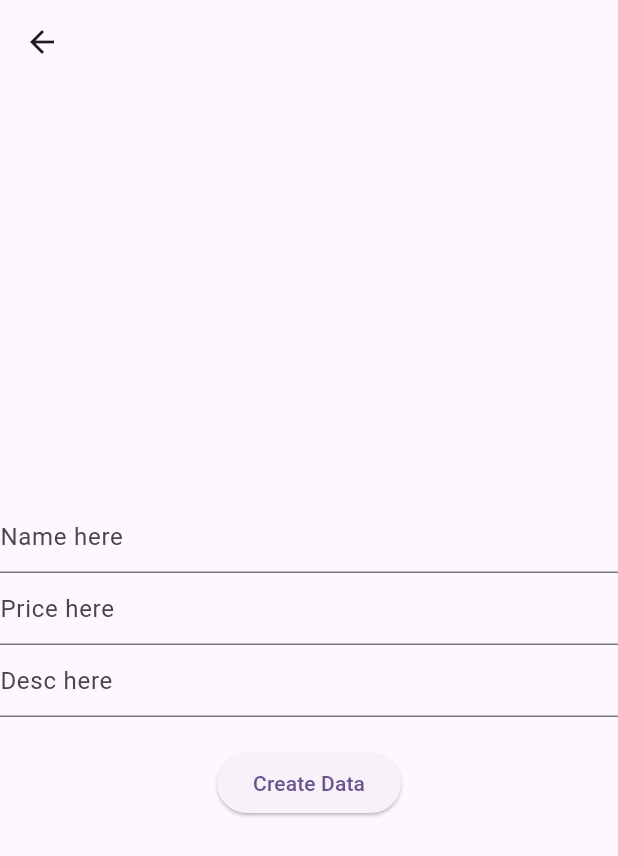
After one commit to imagochan/AppTickets, a Flutter app: the CreateData screen opened directly, on a phone screen of 412 x 824 dp. The commit adds this screen. Shown: the top 856 px of the screen. Run offline on Flutter 3.47's test engine with Material 2 defaults, Android fonts, the phone set to English and light mode, and no system bars.

Commit message:
added create form

```diff
--- /dev/null
+++ b/lib/create.dart
@@ -0,0 +1,48 @@
+import 'package:flutter/material.dart';
+
+class CreateData extends StatefulWidget {
+  const CreateData({super.key});
+
+  @override
+  State<CreateData> createState() => _CreateDataState();
+}
+
+class _CreateDataState extends State<CreateData> {
+  var nameController = TextEditingController();
+  var priceController = TextEditingController();
+  var descController = TextEditingController();
+
+  @override
+  Widget build(BuildContext context) {
+    return Scaffold(
+      appBar: AppBar(),
+      body: Center(
+        child: Column(
+          mainAxisAlignment: MainAxisAlignment.center,
+          children: [
+            TextField(
+              controller: nameController,
+              decoration: const InputDecoration(
+                hintText: "Name here",
+              ),
+            ),
+            TextField(
+              controller: priceController,
+              decoration: const InputDecoration(hintText: "Price here"),
+            ),
+            TextField(
+              controller: descController,
+              decoration: const InputDecoration(
+                hintText: "Desc here",
+              ),
+            ),
+            SizedBox(
+              height: 20,
+            ),
+            ElevatedButton(onPressed: () {}, child: Text("Create Data"))
+          ],
+        ),
+      ),
+    );
+  }
+}
--- a/lib/main.dart
+++ b/lib/main.dart
@@ -1,4 +1,5 @@
 import 'package:flutter/material.dart';
+import 'package:node_tutorials/home.dart';
 
 void main() {
   runApp(const MyApp());
@@ -15,7 +16,7 @@ class MyApp extends StatelessWidget {
         colorScheme: ColorScheme.fromSeed(seedColor: Colors.deepPurple),
         useMaterial3: true,
       ),
-      home: const MyHomePage(title: 'Flutter Demo Home Page'),
+      home: const HomeScreen(),
     );
   }
 }
```
